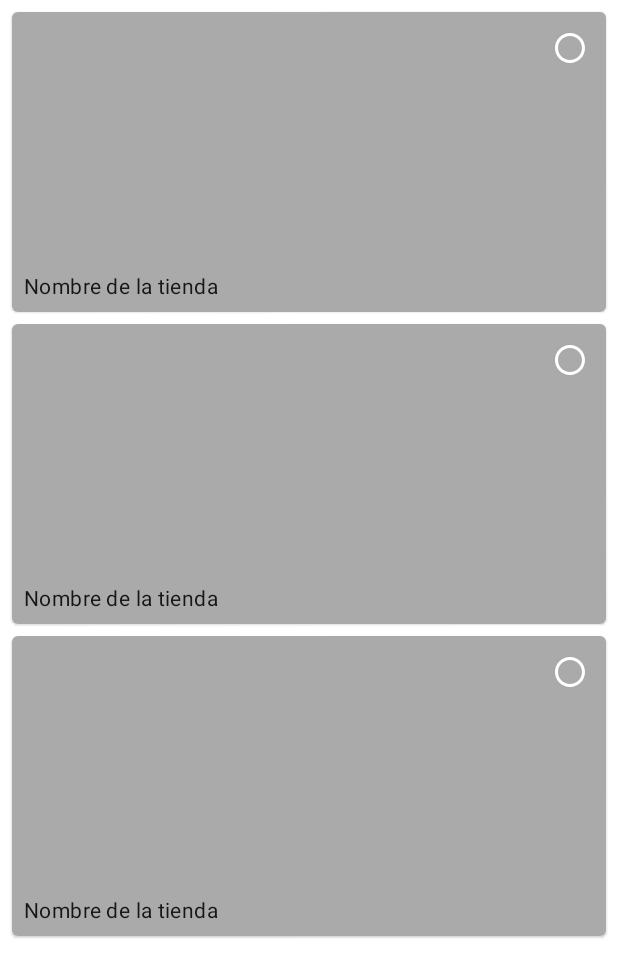
After one commit to jerrydenisdev/EcommerceApp, an Android app: the layout activity_candy_store.xml on its own in the app's theme, with its tools: preview values and no code run, on a phone screen of 412 x 824 dp. The commit adds this screen. Shown: the top 977 px of the screen. Run offline under Robolectric (Android 15) with nearby library versions, the phone set to English and light mode, and no system bars.

Commit message:
all: login candystore

```diff
--- /dev/null
+++ b/app/src/main/java/com/example/appecommerce/CandyAdapter.kt
@@ -0,0 +1,4 @@
+package com.example.appecommerce
+
+class CandyAdapter {
+}
--- /dev/null
+++ b/app/src/main/res/drawable/ic_check.xml
@@ -0,0 +1,10 @@
+<vector xmlns:android="http://schemas.android.com/apk/res/android"
+    android:width="24dp"
+    android:height="24dp"
+    android:viewportWidth="24"
+    android:viewportHeight="24"
+    android:tint="?attr/colorControlNormal">
+  <path
+      android:fillColor="@android:color/white"
+      android:pathData="M12,2C6.48,2 2,6.48 2,12s4.48,10 10,10 10,-4.48 10,-10S17.52,2 12,2zM10,17l-5,-5 1.41,-1.41L10,14.17l7.59,-7.59L19,8l-9,9z"/>
+</vector>
--- /dev/null
+++ b/app/src/main/res/drawable/ic_check_border.xml
@@ -0,0 +1,10 @@
+<vector xmlns:android="http://schemas.android.com/apk/res/android"
+    android:width="24dp"
+    android:height="24dp"
+    android:viewportWidth="24"
+    android:viewportHeight="24"
+    android:tint="?attr/colorControlNormal">
+  <path
+      android:fillColor="@android:color/white"
+      android:pathData="M12,2C6.48,2 2,6.48 2,12s4.48,10 10,10 10,-4.48 10,-10S17.52,2 12,2zM12,20c-4.42,0 -8,-3.58 -8,-8s3.58,-8 8,-8 8,3.58 8,8 -3.58,8 -8,8z"/>
+</vector>
--- /dev/null
+++ b/app/src/main/res/drawable/states_cb_select.xml
@@ -0,0 +1,11 @@
+<?xml version="1.0" encoding="utf-8"?>
+<selector xmlns:android="http://schemas.android.com/apk/res/android">
+
+    <item android:drawable="@drawable/ic_check_border"
+        android:state_checked="false"/>
+
+    <item android:drawable="@drawable/ic_check"
+        android:state_checked="true" />
+
+    <item android:drawable="@drawable/ic_check_border" />
+</selector>
--- /dev/null
+++ b/app/src/main/res/layout/activity_candy_store.xml
@@ -0,0 +1,24 @@
+<?xml version="1.0" encoding="utf-8"?>
+<androidx.constraintlayout.widget.ConstraintLayout xmlns:android="http://schemas.android.com/apk/res/android"
+    xmlns:app="http://schemas.android.com/apk/res-auto"
+    xmlns:tools="http://schemas.android.com/tools"
+    android:id="@+id/containerCandy"
+    android:layout_width="match_parent"
+    android:layout_height="match_parent"
+    tools:context=".CandyStore">
+
+    <androidx.recyclerview.widget.RecyclerView
+        android:id="@+id/recyclerView"
+        android:layout_width="0dp"
+        android:layout_height="0dp"
+        android:paddingBottom="@dimen/common_padding_min"
+        android:paddingStart="@dimen/common_padding_none"
+        android:paddingEnd="@dimen/common_padding_min"
+        android:clipToPadding="false"
+        tools:listitem="@layout/item_store"
+        app:layout_constraintStart_toStartOf="parent"
+        app:layout_constraintEnd_toEndOf="parent"
+        app:layout_constraintTop_toTopOf="parent"
+        app:layout_constraintBottom_toBottomOf="parent"/>
+
+</androidx.constraintlayout.widget.ConstraintLayout>
--- /dev/null
+++ b/app/src/main/res/layout/item_store.xml
@@ -0,0 +1,46 @@
+<?xml version="1.0" encoding="utf-8"?>
+<com.google.android.material.card.MaterialCardView xmlns:android="http://schemas.android.com/apk/res/android"
+    android:layout_width="match_parent"
+    android:layout_height="@dimen/item_card_height"
+    xmlns:tools="http://schemas.android.com/tools"
+    xmlns:app="http://schemas.android.com/apk/res-auto"
+    android:layout_marginTop="@dimen/common_padding_min"
+    android:layout_marginStart="@dimen/common_padding_min">
+
+    <androidx.constraintlayout.widget.ConstraintLayout
+        android:layout_width="match_parent"
+        android:layout_height="match_parent">
+    <ImageView
+        android:id="@+id/imgPhoto"
+        android:layout_width="0dp"
+        android:layout_height="0dp"
+        android:background="@android:color/darker_gray"
+        app:layout_constraintStart_toStartOf="parent"
+        app:layout_constraintEnd_toEndOf="parent"
+        app:layout_constraintTop_toTopOf="parent"
+        app:layout_constraintBottom_toBottomOf="parent"/>
+
+        <TextView
+            android:id="@+id/tvName"
+            android:layout_width="0dp"
+            android:layout_height="wrap_content"
+            android:textAppearance="?attr/textAppearanceBody2"
+            android:maxLines="1"
+            android:ellipsize="end"
+            android:padding="@dimen/common_padding_min"
+            tools:text="Nombre de la tienda"
+            app:layout_constraintStart_toStartOf="parent"
+            app:layout_constraintEnd_toEndOf="parent"
+            app:layout_constraintBottom_toBottomOf="parent"/>
+
+        <com.google.android.material.checkbox.MaterialCheckBox
+            android:id="@+id/cbFavorite"
+            android:layout_width="wrap_content"
+            android:layout_height="wrap_content"
+            android:button="@drawable/states_cb_select"
+            android:buttonTint="@android:color/white"
+            app:layout_constraintEnd_toEndOf="parent"
+            app:layout_constraintTop_toTopOf="parent"/>
+    </androidx.constraintlayout.widget.ConstraintLayout>
+
+</com.google.android.material.card.MaterialCardView>
--- a/app/src/main/res/values/colors.xml
+++ b/app/src/main/res/values/colors.xml
@@ -7,4 +7,9 @@
     <color name="teal_700">#FF018786</color>
     <color name="black">#FF000000</color>
     <color name="white">#FFFFFFFF</color>
+
+    <color name="material_green_50">#E8F5E9</color>
+    <color name="material_green_500">#4CAF50</color>
+    <color name="material_green_700">#388E3C</color>
+    <color name="material_purple_a700">#AA00FF</color>
 </resources>
--- /dev/null
+++ b/app/src/main/res/values/dimens.xml
@@ -0,0 +1,10 @@
+<?xml version="1.0" encoding="utf-8"?>
+<resources>
+    <dimen name="item_card_height">200dp</dimen>
+
+    <dimen name="common_padding_none">0dp</dimen>
+    <dimen name="common_padding_min">8dp</dimen>
+    <dimen name="common_padding_default">16dp</dimen>
+    <dimen name="common_padding_middle">24dp</dimen>
+    <dimen name="photo_size_thumb">88dp</dimen>
+</resources>
--- a/app/src/main/res/values/strings.xml
+++ b/app/src/main/res/values/strings.xml
@@ -3,8 +3,8 @@
     <string name="main_auth_welcome">Bienvenido</string>
 
     <string name="facebook_application_id" translatable="false">767483683457611</string>
-    <string name="fb_login_protocol_scheme" translatable="false">fb767483683457611</string>
+    <string name="facebook_login_protocol_scheme" translatable="false">fb767483683457611</string>
     <string name="facebook_client_token">2jmj7l5rSw0yVb/vlWAYkK/YBwk=</string>
 
-<!--fb33815a528222a3d16e34881a4c0589c1 -->
+    <!--fb33815a528222a3d16e34881a4c0589c1 33815a528222a3d16e34881a4c0589c1 -->
 </resources>
```
Also changed, not shown: app/build.gradle (+10 -3 lines), app/src/main/AndroidManifest.xml (+32 -27 lines), app/src/main/java/com/example/appecommerce/CandyStore.kt (added, +20 -0 lines), app/src/main/java/com/example/appecommerce/Login.kt (+51 -4 lines), app/src/main/res/layout/activity_login.xml (+14 -0 lines), app/src/main/res/values/styles.xml (added, +12 -0 lines), 1 other file.
